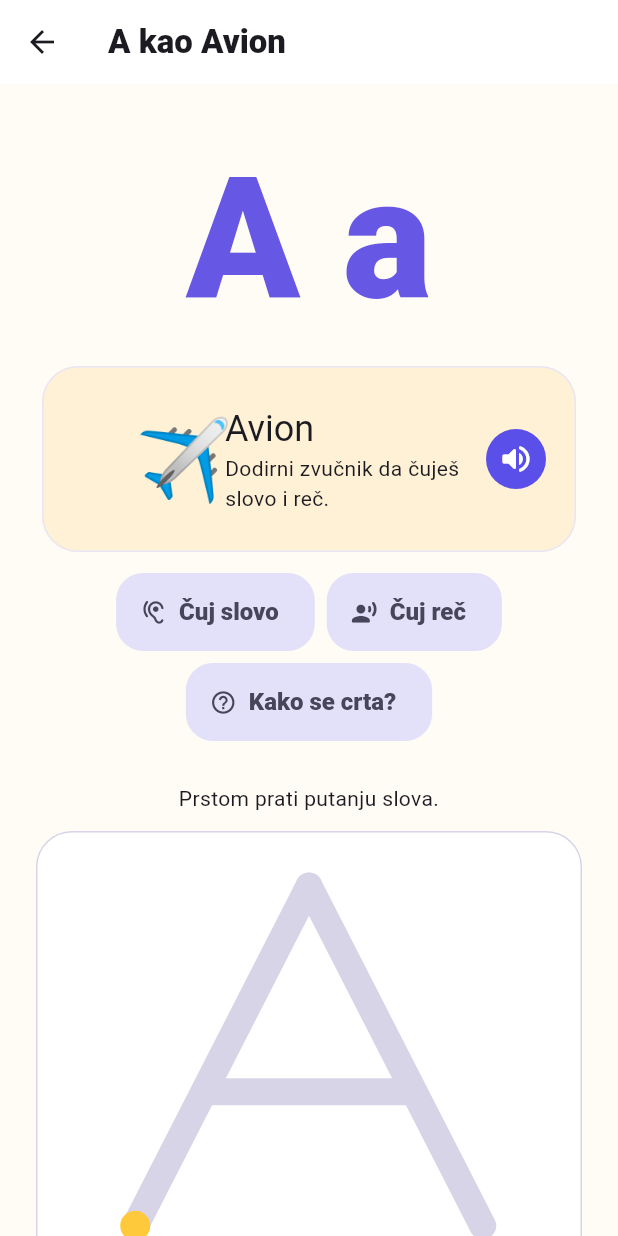
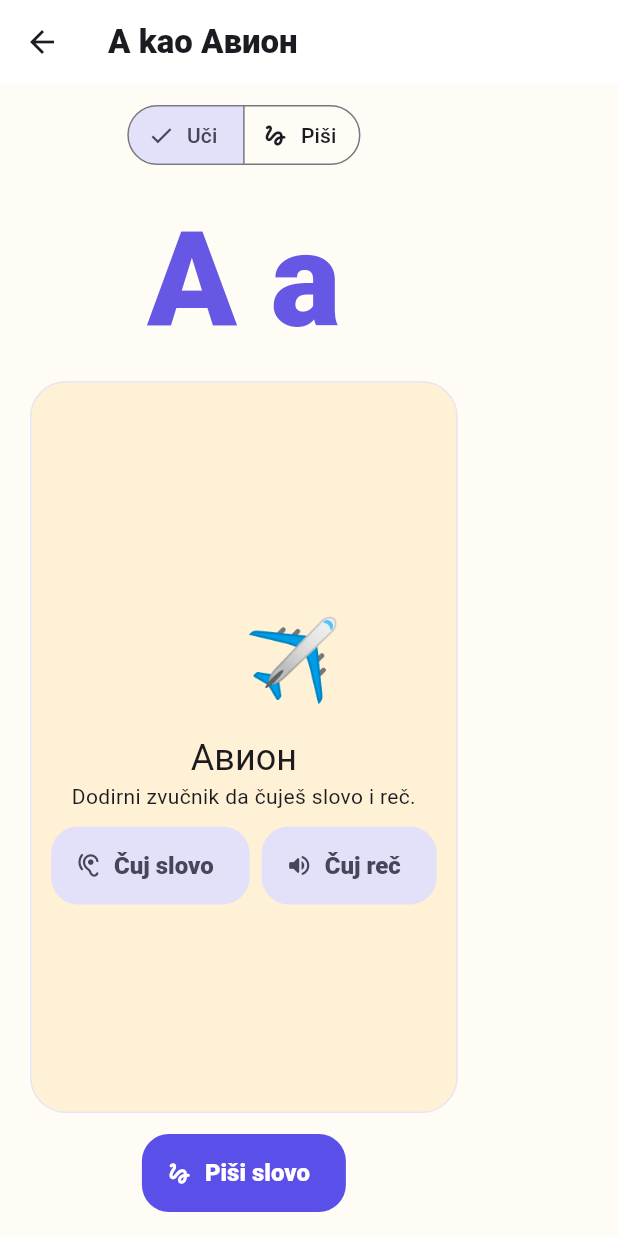
Before and after one commit to angro-scraper/slovolov, a Flutter app: the _LessonPage screen opened directly with sample values from the repository, on a phone screen of 412 x 824 dp. Run offline on Flutter 3.47's test engine with Material 3 defaults, Android fonts, the phone set to English and light mode, and no system bars; our stand-ins replace flutter_riverpod.

Commit message:
feat: release Slovolov 1.2 mobile layout

```diff
--- a/lib/features/learning/data/serbian_letter_catalog.dart
+++ b/lib/features/learning/data/serbian_letter_catalog.dart
@@ -70,8 +70,8 @@ class SerbianLetterCatalog {
       cyrillicLower: 'е',
       latinUpper: 'E',
       latinLower: 'e',
-      word: 'Ekser',
-      emoji: '🔩',
+      word: 'Elf',
+      emoji: '🧝',
       isFree: false,
     ),
     LetterLesson(
@@ -140,8 +140,8 @@ class SerbianLetterCatalog {
       cyrillicLower: 'љ',
       latinUpper: 'Lj',
       latinLower: 'lj',
-      word: 'Ljuljaška',
-      emoji: '🛝',
+      word: 'Ljubičica',
+      emoji: '🪻',
       isFree: false,
     ),
     LetterLesson(
@@ -290,8 +290,8 @@ class SerbianLetterCatalog {
       cyrillicLower: 'џ',
       latinUpper: 'Dž',
       latinLower: 'dž',
-      word: 'Džem',
-      emoji: '🍓',
+      word: 'Džip',
+      emoji: '🚙',
       isFree: false,
     ),
     LetterLesson(
--- a/lib/features/learning/domain/letter_lesson.dart
+++ b/lib/features/learning/domain/letter_lesson.dart
@@ -21,7 +21,15 @@ class LetterLesson {
   final String emoji;
   final bool isFree;
 
-  String get spokenPrompt => '$cyrillicUpper kao ${word.toLowerCase()}';
+  /// Katalog zadržava jednu kanonsku reč na latinici, a prikaz uvek prati
+  /// izabrano pismo. Time se ne može desiti da dete uz slovo М vidi `Meda`.
+  String wordFor(ScriptMode mode) =>
+      mode == ScriptMode.cyrillic ? _toCyrillic(word) : word;
+
+  String spokenPromptFor(ScriptMode mode) =>
+      '${upper(mode)} ${mode == ScriptMode.cyrillic ? 'као' : 'kao'} ${wordFor(mode).toLowerCase()}';
+
+  String get spokenPrompt => spokenPromptFor(ScriptMode.cyrillic);
 
   List<String> get syllables {
     final normalized = word.toLowerCase();
@@ -59,4 +67,24 @@ class LetterLesson {
 
   String lower(ScriptMode mode) =>
       mode == ScriptMode.cyrillic ? cyrillicLower : latinLower;
+
+  static String _toCyrillic(String value) {
+    final digraphs = <String, String>{
+      'Dž': 'Џ', 'dž': 'џ', 'Lj': 'Љ', 'lj': 'љ', 'Nj': 'Њ', 'nj': 'њ',
+    };
+    var result = value;
+    digraphs.forEach((latin, cyrillic) => result = result.replaceAll(latin, cyrillic));
+    const letters = <String, String>{
+      'A': 'А', 'a': 'а', 'B': 'Б', 'b': 'б', 'V': 'В', 'v': 'в',
+      'G': 'Г', 'g': 'г', 'D': 'Д', 'd': 'д', 'Đ': 'Ђ', 'đ': 'ђ',
+      'E': 'Е', 'e': 'е', 'Ž': 'Ж', 'ž': 'ж', 'Z': 'З', 'z': 'з',
+      'I': 'И', 'i': 'и', 'J': 'Ј', 'j': 'ј', 'K': 'К', 'k': 'к',
+      'L': 'Л', 'l': 'л', 'M': 'М', 'm': 'м', 'N': 'Н', 'n': 'н',
+      'O': 'О', 'o': 'о', 'P': 'П', 'p': 'п', 'R': 'Р', 'r': 'р',
+      'S': 'С', 's': 'с', 'T': 'Т', 't': 'т', 'Ć': 'Ћ', 'ć': 'ћ',
+      'U': 'У', 'u': 'у', 'F': 'Ф', 'f': 'ф', 'H': 'Х', 'h': 'х',
+      'C': 'Ц', 'c': 'ц', 'Č': 'Ч', 'č': 'ч', 'Š': 'Ш', 'š': 'ш',
+    };
+    return result.split('').map((character) => letters[character] ?? character).join();
+  }
 }
--- a/lib/main.dart
+++ b/lib/main.dart
@@ -561,7 +561,7 @@ class _LettersPageState extends State<_LettersPage> {
             final lesson = SerbianLetterCatalog.lessons[index];
             return Semantics(
               button: true,
-              label: 'Slovo ${lesson.upper(script)}, ${lesson.word}',
+              label: 'Slovo ${lesson.upper(script)}, ${lesson.wordFor(script)}',
               child: FilledButton.tonal(
                 onPressed: () async {
                   final result = await Navigator.of(context)
@@ -622,6 +622,7 @@ class _LessonPageState extends ConsumerState<_LessonPage> {
   String speechMessage = 'Dodirni zvučnik da čuješ slovo i reč.';
   bool speaking = false;
   bool tracingActive = false;
+  int activeLessonPanel = 0;
   LearningProgress? completedProgress;
 
   @override
@@ -696,18 +697,13 @@ class _LessonPageState extends ConsumerState<_LessonPage> {
   }
 
   Future<void> _speakLetter() => _say(
-    widget.lesson.cyrillicUpper,
-    'Slušaj i ponovi slovo ${widget.lesson.cyrillicUpper}.',
+    widget.lesson.upper(widget.script),
+    'Slušaj i ponovi slovo ${widget.lesson.upper(widget.script)}.',
   );
 
   Future<void> _speakExample() => _say(
-    '${widget.lesson.cyrillicUpper}. ${widget.lesson.spokenPrompt}.',
-    'Slušaj i ponovi: ${widget.lesson.spokenPrompt}.',
-  );
-
-  Future<void> _speakInstruction() => _say(
-    'Prstom prati svetlu putanju slova. Ako pogrešiš, pokušaj ponovo.',
-    'Sada prstom prati svetlu putanju.',
+    '${widget.lesson.upper(widget.script)}. ${widget.lesson.spokenPromptFor(widget.script)}.',
+    'Slušaj i ponovi: ${widget.lesson.spokenPromptFor(widget.script)}.',
   );
 
   @override
@@ -720,137 +716,95 @@ class _LessonPageState extends ConsumerState<_LessonPage> {
   Widget build(BuildContext context) => Scaffold(
     appBar: AppBar(
       title: Text(
-        '${widget.lesson.upper(widget.script)} kao ${widget.lesson.word}',
+        '${widget.lesson.upper(widget.script)} kao ${widget.lesson.wordFor(widget.script)}',
       ),
     ),
     body: SafeArea(
-      child: ListView(
-        physics: tracingActive
-            ? const NeverScrollableScrollPhysics()
-            : const BouncingScrollPhysics(),
-        padding: const EdgeInsets.all(24),
-        children: [
-          Semantics(
-            label: 'Slovo ${widget.lesson.upper(widget.script)}',
-            child: Text(
-              '${widget.lesson.upper(widget.script)} '
-              '${widget.lesson.lower(widget.script)}',
-              textAlign: TextAlign.center,
-              style: const TextStyle(
-                fontSize: 112,
-                fontWeight: FontWeight.w900,
-                color: Color(0xFF6757E5),
-              ),
-            ),
-          ),
-          Card(
-            color: const Color(0xFFFFF1D6),
       child: Padding(
-              padding: const EdgeInsets.all(16),
-              child: Row(
-                children: [
-                  AnimatedLessonIllustration(lesson: widget.lesson),
-                  const SizedBox(width: 14),
+        padding: const EdgeInsets.fromLTRB(16, 10, 16, 16),
+        child: Column(
+          children: [
+            SegmentedButton<int>(
+              segments: const [
+                ButtonSegment(value: 0, icon: Icon(Icons.menu_book_rounded), label: Text('Uči')),
+                ButtonSegment(value: 1, icon: Icon(Icons.gesture_rounded), label: Text('Piši')),
+              ],
+              selected: {activeLessonPanel},
+              onSelectionChanged: (value) => setState(() => activeLessonPanel = value.first),
+            ),
+            const SizedBox(height: 10),
             Expanded(
-                    child: Column(
-                      crossAxisAlignment: CrossAxisAlignment.start,
-                      children: [
-                        Text(
-                          widget.lesson.word,
-                          style: Theme.of(context).textTheme.headlineSmall,
-                        ),
-                        Text(speechMessage),
-                      ],
-                    ),
-                  ),
-                  IconButton.filled(
-                    key: const ValueKey('speak-letter'),
-                    tooltip: 'Poslušaj izgovor',
-                    onPressed: speaking ? null : _speakExample,
-                    icon: speaking
-                        ? const SizedBox.square(
-                            dimension: 20,
-                            child: CircularProgressIndicator(strokeWidth: 2),
+              child: activeLessonPanel == 0
+                  ? _LessonOverview(
+                      lesson: widget.lesson,
+                      script: widget.script,
+                      speaking: speaking,
+                      speechMessage: speechMessage,
+                      onSpeakLetter: _speakLetter,
+                      onSpeakExample: _speakExample,
+                      onOpenWriting: () => setState(() => activeLessonPanel = 1),
                     )
-                        : const Icon(Icons.volume_up_rounded),
-                  ),
-                ],
-              ),
-            ),
-          ),
-          const SizedBox(height: 10),
-          Wrap(
-            alignment: WrapAlignment.center,
-            spacing: 8,
-            runSpacing: 8,
-            children: [
-              FilledButton.tonalIcon(
-                onPressed: speaking ? null : _speakLetter,
-                icon: const Icon(Icons.hearing_rounded),
-                label: const Text('Čuj slovo'),
-              ),
-              FilledButton.tonalIcon(
-                onPressed: speaking ? null : _speakExample,
-                icon: const Icon(Icons.record_voice_over_rounded),
-                label: const Text('Čuj reč'),
-              ),
-              FilledButton.tonalIcon(
-                onPressed: speaking ? null : _speakInstruction,
-                icon: const Icon(Icons.help_outline_rounded),
-                label: const Text('Kako se crta?'),
-              ),
-            ],
-          ),
-          const SizedBox(height: 28),
-          Text(message, textAlign: TextAlign.center),
-          if (completedProgress != null) ...[
-            const _SuccessCelebration(),
-            const SizedBox(height: 10),
-            OutlinedButton(
-              onPressed: () => Navigator.pop(context, completedProgress),
-              child: const Text('Nazad na slova'),
-            ),
-          ],
-          const SizedBox(height: 12),
+                  : Column(
+                      children: [
+                        Text(message, textAlign: TextAlign.center, maxLines: 2),
+                        const SizedBox(height: 8),
                         _LetterTraceCanvas(
                           lesson: widget.lesson,
+                          height: 230,
                           enabled: completedProgress == null,
                           onAccuracyChanged: _updateAccuracy,
                           onInteractionChanged: _setTracingActive,
                         ),
-          const SizedBox(height: 8),
                         Semantics(
                           liveRegion: true,
                           label: '${(accuracy * 100).round()}% tačnosti',
-            child: Text(
-              '${(accuracy * 100).round()}% tačnosti',
-              key: const ValueKey('trace-accuracy'),
-              textAlign: TextAlign.center,
-              style: const TextStyle(fontWeight: FontWeight.w800),
-            ),
-          ),
+                          child: Text('${(accuracy * 100).round()}% tačnosti', key: const ValueKey('trace-accuracy'), style: const TextStyle(fontWeight: FontWeight.w800)),
+                        ),
+                        const SizedBox(height: 6),
                         FilledButton.icon(
-            onPressed: completedProgress == null && accuracy > 0
-                ? _finish
-                : null,
+                          onPressed: completedProgress == null && accuracy > 0 ? _finish : null,
                           icon: const Icon(Icons.draw_rounded),
                           label: const Text('Proveri potez'),
                         ),
-        ],
-      ),
-    ),
-  );
+                        if (completedProgress != null) OutlinedButton(onPressed: () => Navigator.pop(context, completedProgress), child: const Text('Nazad na slova')),
+                      ],
+                    ),
+            ),
+          ],
+        ),
+      ),
+    ),
+  );
+}
+
+class _LessonOverview extends StatelessWidget {
+  const _LessonOverview({required this.lesson, required this.script, required this.speaking, required this.speechMessage, required this.onSpeakLetter, required this.onSpeakExample, required this.onOpenWriting});
+  final LetterLesson lesson; final ScriptMode script; final bool speaking; final String speechMessage; final VoidCallback onSpeakLetter; final VoidCallback onSpeakExample; final VoidCallback onOpenWriting;
+  @override
+  Widget build(BuildContext context) => Column(children: [
+    Semantics(label: 'Slovo ${lesson.upper(script)}', child: Text('${lesson.upper(script)} ${lesson.lower(script)}', style: const TextStyle(fontSize: 88, fontWeight: FontWeight.w900, color: Color(0xFF6757E5)))),
+    Expanded(child: Card(color: const Color(0xFFFFF1D6), child: Padding(padding: const EdgeInsets.all(14), child: Column(mainAxisAlignment: MainAxisAlignment.center, children: [
+      AnimatedLessonIllustration(lesson: lesson), const SizedBox(height: 4), Text(lesson.wordFor(script), style: Theme.of(context).textTheme.headlineSmall), Text(speechMessage, textAlign: TextAlign.center, maxLines: 2),
+      const SizedBox(height: 10), Wrap(alignment: WrapAlignment.center, spacing: 8, runSpacing: 8, children: [
+        FilledButton.tonalIcon(onPressed: speaking ? null : onSpeakLetter, icon: const Icon(Icons.hearing_rounded), label: const Text('Čuj slovo')),
+        FilledButton.tonalIcon(key: const ValueKey('speak-letter'), onPressed: speaking ? null : onSpeakExample, icon: const Icon(Icons.volume_up_rounded), label: const Text('Čuj reč')),
+      ]),
+    ])))),
+    const SizedBox(height: 10), FilledButton.icon(onPressed: onOpenWriting, icon: const Icon(Icons.gesture_rounded), label: const Text('Piši slovo')),
+  ]);
 }
 
 class _LetterTraceCanvas extends StatefulWidget {
   const _LetterTraceCanvas({
     required this.lesson,
+    this.height = 300,
     required this.enabled,
     required this.onAccuracyChanged,
     required this.onInteractionChanged,
   });
 
   final LetterLesson lesson;
+  final double height;
   final bool enabled;
   final ValueChanged<double> onAccuracyChanged;
   final ValueChanged<bool> onInteractionChanged;
@@ -929,7 +883,7 @@ class _LetterTraceCanvasState extends State<_LetterTraceCanvas>
         explicitChildNodes: true,
         label: 'Platno za pisanje slova ${widget.lesson.cyrillicUpper}',
         child: Container(
-          height: 300,
+          height: widget.height,
           clipBehavior: Clip.antiAlias,
           decoration: BoxDecoration(
             color: Colors.white,
@@ -1044,30 +998,6 @@ class _LetterTracePainter extends CustomPainter {
       oldDelegate.guideProgress != guideProgress;
 }
 
-class _SuccessCelebration extends StatelessWidget {
-  const _SuccessCelebration();
-
-  @override
-  Widget build(BuildContext context) => TweenAnimationBuilder<double>(
-    key: const ValueKey('success-celebration'),
-    tween: Tween(begin: .35, end: 1),
-    duration: const Duration(milliseconds: 700),
-    curve: Curves.elasticOut,
-    builder: (context, value, child) =>
-        Transform.scale(scale: value, child: child),
-    child: const Row(
-      mainAxisAlignment: MainAxisAlignment.spaceEvenly,
-      children: [
-        Text('✨', style: TextStyle(fontSize: 30)),
-        Text('⭐', style: TextStyle(fontSize: 42)),
-        Text('🎉', style: TextStyle(fontSize: 40)),
-        Text('⭐', style: TextStyle(fontSize: 42)),
-        Text('✨', style: TextStyle(fontSize: 30)),
-      ],
-    ),
-  );
-}
-
 class _WordLabPage extends StatefulWidget {
   const _WordLabPage();
 
@@ -1627,11 +1557,9 @@ class _ColoringPageState extends State<_ColoringPage> {
   Widget build(BuildContext context) => Scaffold(
     appBar: AppBar(title: const Text('Bojanka')),
     body: SafeArea(
-      child: ListView(
-        physics: drawingActive
-            ? const NeverScrollableScrollPhysics()
-            : const BouncingScrollPhysics(),
-        padding: const EdgeInsets.all(20),
+      child: Padding(
+        padding: const EdgeInsets.fromLTRB(16, 8, 16, 12),
+        child: Column(
           children: [
             Row(
             children: [
@@ -1658,12 +1586,9 @@ class _ColoringPageState extends State<_ColoringPage> {
               ),
             ],
           ),
-          const SizedBox(height: 4),
-          Text(
-            'Oboji: ${lesson.cyrillicUpper} kao ${lesson.word}. '
-            'Izaberi boju i crtaj prstom.',
-          ),
-          const SizedBox(height: 16),
+            const SizedBox(height: 2),
+            Text('Oboji: ${lesson.cyrillicUpper} kao ${lesson.wordFor(ScriptMode.cyrillic)}.', maxLines: 1),
+            const SizedBox(height: 6),
             Wrap(
             spacing: 10,
             runSpacing: 10,
@@ -1712,11 +1637,11 @@ class _ColoringPageState extends State<_ColoringPage> {
                 ),
             ],
           ),
-          const SizedBox(height: 16),
-          Semantics(
-            label: 'Platno bojanke za ${lesson.word}',
+            const SizedBox(height: 8),
+            Expanded(
+              child: Semantics(
+                label: 'Platno bojanke za ${lesson.wordFor(ScriptMode.cyrillic)}',
                 child: Container(
-              height: 360,
               clipBehavior: Clip.antiAlias,
               decoration: BoxDecoration(
                 color: Colors.white,
@@ -1767,7 +1692,8 @@ class _ColoringPageState extends State<_ColoringPage> {
               ),
                 ),
               ),
-          const SizedBox(height: 12),
+            ),
+            const SizedBox(height: 6),
             Semantics(
             liveRegion: true,
             child: Text(
@@ -1778,7 +1704,7 @@ class _ColoringPageState extends State<_ColoringPage> {
               textAlign: TextAlign.center,
             ),
             ),
-          const SizedBox(height: 12),
+            const SizedBox(height: 6),
             Wrap(
             alignment: WrapAlignment.center,
             spacing: 10,
@@ -1802,6 +1728,7 @@ class _ColoringPageState extends State<_ColoringPage> {
             ],
             ),
           ],
+        ),
       ),
     ),
   );
--- a/pubspec.yaml
+++ b/pubspec.yaml
@@ -16,7 +16,7 @@ publish_to: 'none' # Remove this line if you wish to publish to pub.dev
 # https://developer.apple.com/library/archive/documentation/General/Reference/InfoPlistKeyReference/Articles/CoreFoundationKeys.html
 # In Windows, build-name is used as the major, minor, and patch parts
 # of the product and file versions while build-number is used as the build suffix.
-version: 1.1.0+2
+version: 1.2.0+3
 
 environment:
   sdk: ^3.12.2
```
Also changed, not shown: 2 other files. Lines whose indentation alone changed are shown as unchanged.
